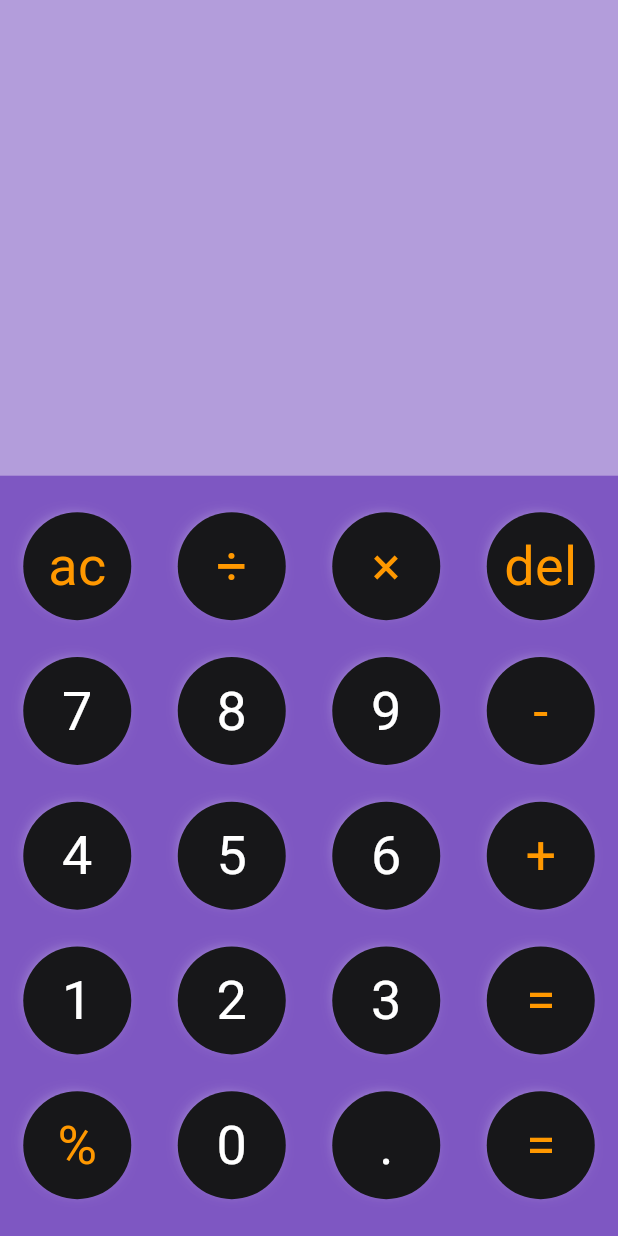
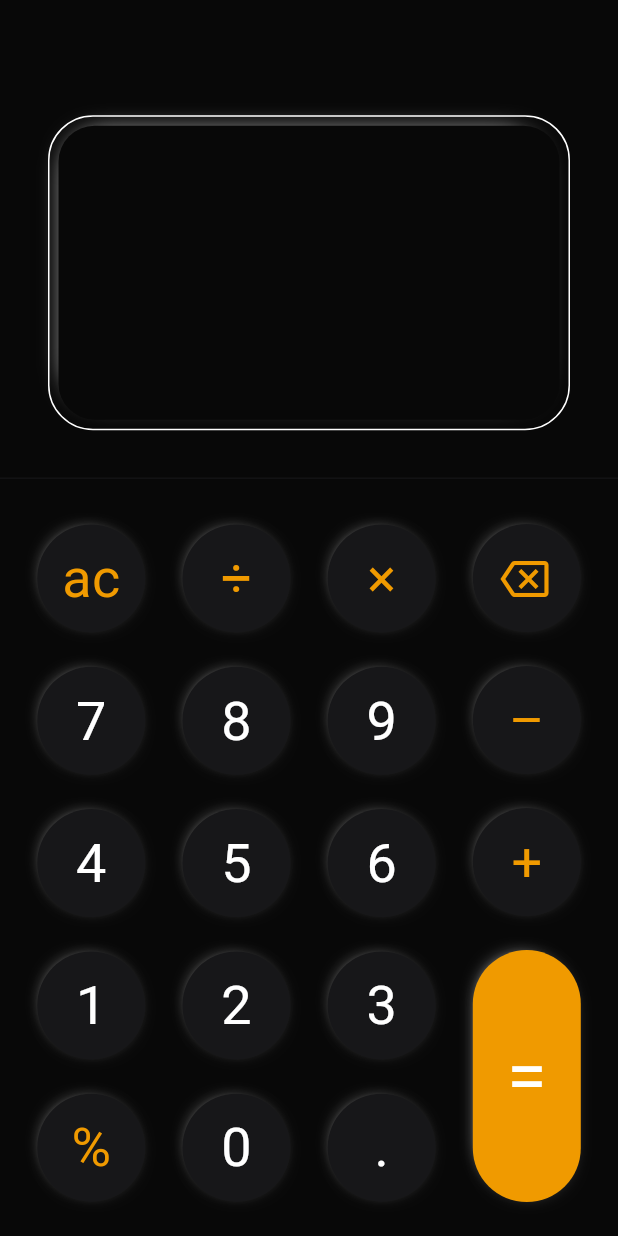
Before and after one commit to matinnajafi/calculator_app, a Flutter app: the screen it shows after launch, on a phone screen of 412 x 824 dp. Run offline on Flutter 3.47's test engine with Material 3 defaults, Android fonts, the phone set to English and light mode, and no system bars.

Commit message:
calculator UI is completed

```diff
--- a/lib/screens/home_screen.dart
+++ b/lib/screens/home_screen.dart
@@ -1,4 +1,5 @@
 import 'package:flutter/material.dart';
+import 'package:flutter_calculator_app/constants/constants.dart';
 import 'package:flutter_calculator_app/widgets/column_buttons.dart';
 
 class HomeScreen extends StatefulWidget {
@@ -12,35 +13,93 @@ class _HomeScreenState extends State<HomeScreen> {
   @override
   Widget build(BuildContext context) {
     return Scaffold(
+      backgroundColor: blackColor,
       body: SafeArea(
         child: Column(
           children: [
-            Expanded(
-              flex: 5,
-              child: Container(
-                width: double.infinity,
-                color: Colors.deepPurple[200],
-              ),
-            ),
-            Expanded(
-              flex: 8,
-              child: Container(
-                width: double.infinity,
-                color: Colors.deepPurple[400],
-                child: Row(
-                  mainAxisAlignment: MainAxisAlignment.spaceAround,
-                  children: [
-                    getColumnButtons('ac', '7', '4', '1', '%'),
-                    getColumnButtons('÷', '8', '5', '2', '0'),
-                    getColumnButtons('×', '9', '6', '3', '.'),
-                    getColumnButtons('del', '-', '+', '=', '='),
-                  ],
-                ),
-              ),
-            ),
+            getResultContainer(),
+            const Divider(thickness: 0.7, color: greyColor),
+            getButtonsContainer(),
           ],
         ),
       ),
     );
   }
 }
+
+class getResultContainer extends StatelessWidget {
+  const getResultContainer({super.key});
+
+  @override
+  Widget build(BuildContext context) {
+    return Expanded(
+      flex: 5,
+      child: SizedBox(
+        child: Padding(
+          padding: const EdgeInsets.symmetric(horizontal: 32),
+          child: Column(
+            mainAxisAlignment: MainAxisAlignment.end,
+            children: [
+              Container(
+                decoration: BoxDecoration(
+                  border: Border.all(width: 1, color: whiteColor),
+                  color: Colors.transparent,
+                  borderRadius: BorderRadius.circular(30),
+                ),
+                width: double.infinity,
+                height: 210,
+                child: Padding(
+                  padding: const EdgeInsets.all(6.0),
+                  child: Container(
+                    decoration: BoxDecoration(
+                      boxShadow: const [
+                        BoxShadow(
+                          color: whiteColor,
+                          blurRadius: 14,
+                          spreadRadius: -10,
+                          offset: Offset(-4, -4),
+                        ),
+                        BoxShadow(
+                          color: blackColor,
+                          blurRadius: 6,
+                          spreadRadius: -9,
+                          offset: Offset(4, 4),
+                        ),
+                      ],
+                      color: blackColor,
+                      borderRadius: BorderRadius.circular(24),
+                    ),
+                  ),
+                ),
+              ),
+              const SizedBox(height: 24),
+            ],
+          ),
+        ),
+      ),
+    );
+  }
+}
+
+class getButtonsContainer extends StatelessWidget {
+  const getButtonsContainer({super.key});
+
+  @override
+  Widget build(BuildContext context) {
+    return Expanded(
+      flex: 8,
+      child: SizedBox(
+        width: double.infinity,
+        child: Row(
+          mainAxisAlignment: MainAxisAlignment.spaceEvenly,
+          children: [
+            getColumnButtons('ac', '7', '4', '1', '%'),
+            getColumnButtons('÷', '8', '5', '2', '0'),
+            getColumnButtons('×', '9', '6', '3', '.'),
+            getOperatorsColumn(),
+          ],
+        ),
+      ),
+    );
+  }
+}
--- a/lib/widgets/calculate_button.dart
+++ b/lib/widgets/buttons/single_button.dart
@@ -1,15 +1,17 @@
 import 'package:flutter/material.dart';
+import 'package:flutter_calculator_app/constants/constants.dart';
 
-class CalculatorButton extends StatelessWidget {
+// Calculator Button Widget
+class SingleButton extends StatelessWidget {
   final String label;
   final VoidCallback onTap;
   final Color color;
   final double fontSize;
 
-  CalculatorButton({
+  SingleButton({
     required this.label,
     required this.onTap,
-    this.color = const Color(0xff171719),
+    this.color = greyColor,
     this.fontSize = 36,
   });
 
@@ -50,12 +52,12 @@ class CalculatorButton extends StatelessWidget {
 
   // A helper method to determine the text color
   Color _getTextColor(String text) {
-    return isOperator(text) ? Colors.orange : Colors.white;
+    return isOperator(text) ? orangeColor : Colors.white;
   }
 
   // A helper method to check if the text is an operator
   bool isOperator(String text) {
-    var list = ['ac', 'del', '÷', '-', '+', '%', '×', '='];
-    return list.contains(text);
+    var operatorList = ['ac', '÷', '×', '–', '+', '%'];
+    return operatorList.contains(text);
   }
 }
--- a/lib/widgets/column_buttons.dart
+++ b/lib/widgets/column_buttons.dart
@@ -1,6 +1,9 @@
 import 'package:flutter/material.dart';
-import 'package:flutter_calculator_app/widgets/calculate_button.dart';
+import 'package:flutter_calculator_app/widgets/buttons/backspace_button.dart';
+import 'package:flutter_calculator_app/widgets/buttons/equal_button.dart';
+import 'package:flutter_calculator_app/widgets/buttons/single_button.dart';
 
+// Column Buttons Widget
 Widget getColumnButtons(
   String text1,
   String text2,
@@ -11,11 +14,26 @@ Widget getColumnButtons(
   return Column(
     mainAxisAlignment: MainAxisAlignment.spaceEvenly,
     children: [
-      CalculatorButton(label: text1, onTap: () {}),
-      CalculatorButton(label: text2, onTap: () {}),
-      CalculatorButton(label: text3, onTap: () {}),
-      CalculatorButton(label: text4, onTap: () {}),
-      CalculatorButton(label: text5, onTap: () {}),
+      SingleButton(label: text1, onTap: () {}),
+      SingleButton(label: text2, onTap: () {}),
+      SingleButton(label: text3, onTap: () {}),
+      SingleButton(label: text4, onTap: () {}),
+      SingleButton(label: text5, onTap: () {}),
     ],
   );
 }
+
+// Operators Column Widget
+Widget getOperatorsColumn() {
+  return Column(
+    mainAxisAlignment: MainAxisAlignment.spaceEvenly,
+    crossAxisAlignment: CrossAxisAlignment.center,
+    mainAxisSize: MainAxisSize.max,
+    children: [
+      getBackSpaceButton(),
+      SingleButton(label: '–', onTap: () {}),
+      SingleButton(label: '+', onTap: () {}),
+      getEqualButton(),
+    ],
+  );
+}
```
Also changed, not shown: lib/widgets/buttons/backspace_button.dart (added, +37 -0 lines), lib/widgets/buttons/equal_button.dart (added, +35 -0 lines).
